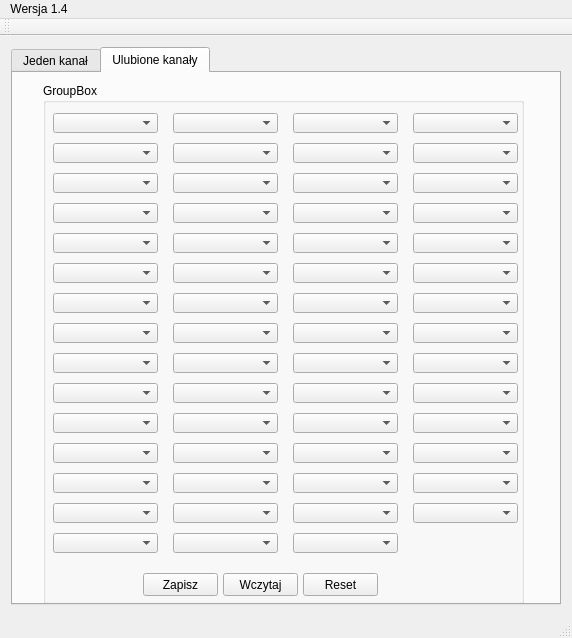
Qt form mainwindow.ui (lukaszres/QProgramTV) before a commit.
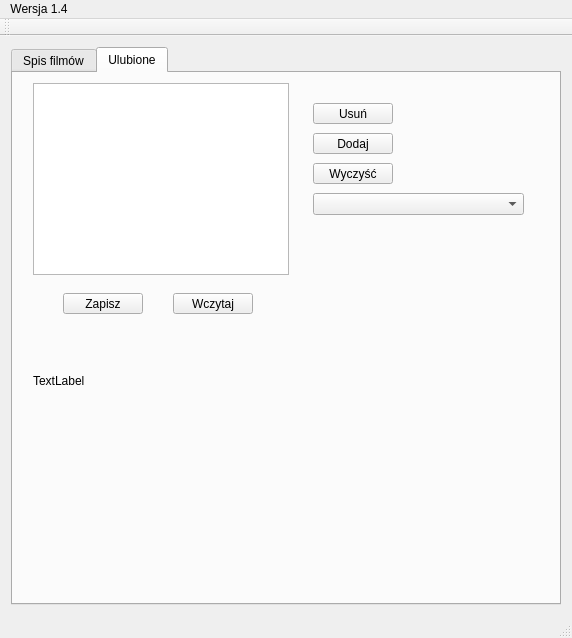
The same form after that commit. The open tabs and pages were chosen to show the change. Icons and pictures are not drawn.

Commit message: Change conception about choice favourites channels.

```diff
--- a/mainwindow.ui
+++ b/mainwindow.ui
@@ -18,6 +18,9 @@
     <normaloff>../../Desktop/cinema-slate_318-1957.jpg</normaloff>../../Desktop/cinema-slate_318-1957.jpg</iconset>
   </property>
   <widget class="QWidget" name="centralWidget">
+   <property name="enabled">
+    <bool>true</bool>
+   </property>
    <layout class="QGridLayout" name="gridLayout">
     <item row="1" column="0">
      <widget class="QTabWidget" name="tabWidget">
@@ -30,7 +33,7 @@
          <normaloff>../build-QProgramTV-Desktop_Qt_5_8_0_MSVC2015_32bit-Release/release/img/singleChannel.png</normaloff>../build-QProgramTV-Desktop_Qt_5_8_0_MSVC2015_32bit-Release/release/img/singleChannel.png</iconset>
        </attribute>
        <attribute name="title">
-        <string>Jeden kanał</string>
+        <string>Spis filmów</string>
        </attribute>
        <layout class="QGridLayout" name="gridLayout_2">
         <item row="0" column="0">
@@ -246,649 +249,117 @@
          <normaloff>../build-QProgramTV-Desktop_Qt_5_8_0_MSVC2015_32bit-Release/release/img/multiChannel.png</normaloff>../build-QProgramTV-Desktop_Qt_5_8_0_MSVC2015_32bit-Release/release/img/multiChannel.png</iconset>
        </attribute>
        <attribute name="title">
-        <string>Ulubione kanały</string>
+        <string>Ulubione</string>
        </attribute>
-       <widget class="QGroupBox" name="groupBox_2">
+       <widget class="QListView" name="listView">
         <property name="geometry">
          <rect>
-          <x>30</x>
+          <x>20</x>
           <y>10</y>
-          <width>481</width>
-          <height>521</height>
+          <width>256</width>
+          <height>192</height>
          </rect>
         </property>
-        <property name="title">
-         <string>GroupBox</string>
+        <property name="editTriggers">
+         <set>QAbstractItemView::NoEditTriggers</set>
         </property>
-        <widget class="QComboBox" name="comboBox_3">
-         <property name="geometry">
-          <rect>
-           <x>10</x>
-           <y>30</y>
-           <width>105</width>
-           <height>20</height>
-          </rect>
-         </property>
-        </widget>
-        <widget class="QComboBox" name="comboBox_4">
-         <property name="geometry">
-          <rect>
-           <x>130</x>
-           <y>30</y>
-           <width>105</width>
-           <height>20</height>
-          </rect>
-         </property>
-        </widget>
-        <widget class="QComboBox" name="comboBox_5">
-         <property name="geometry">
-          <rect>
-           <x>250</x>
-           <y>30</y>
-           <width>105</width>
-           <height>20</height>
-          </rect>
-         </property>
-        </widget>
-        <widget class="QPushButton" name="pushButtonSave">
-         <property name="geometry">
-          <rect>
-           <x>100</x>
-           <y>490</y>
-           <width>75</width>
-           <height>23</height>
-          </rect>
-         </property>
-         <property name="text">
-          <string>Zapisz</string>
-         </property>
-        </widget>
-        <widget class="QComboBox" name="comboBox_6">
-         <property name="geometry">
-          <rect>
-           <x>370</x>
-           <y>30</y>
-           <width>105</width>
-           <height>20</height>
-          </rect>
-         </property>
-        </widget>
-        <widget class="QComboBox" name="comboBox_7">
-         <property name="geometry">
-          <rect>
-           <x>10</x>
-           <y>60</y>
-           <width>105</width>
-           <height>20</height>
-          </rect>
-         </property>
-        </widget>
-        <widget class="QComboBox" name="comboBox_8">
-         <property name="geometry">
-          <rect>
-           <x>130</x>
-           <y>60</y>
-           <width>105</width>
-           <height>20</height>
-          </rect>
-         </property>
-        </widget>
-        <widget class="QComboBox" name="comboBox_9">
-         <property name="geometry">
-          <rect>
-           <x>250</x>
-           <y>60</y>
-           <width>105</width>
-           <height>20</height>
-          </rect>
-         </property>
-        </widget>
-        <widget class="QComboBox" name="comboBox_10">
-         <property name="geometry">
-          <rect>
-           <x>370</x>
-           <y>60</y>
-           <width>105</width>
-           <height>20</height>
-          </rect>
-         </property>
-        </widget>
-        <widget class="QComboBox" name="comboBox_11">
-         <property name="geometry">
-          <rect>
-           <x>10</x>
-           <y>90</y>
-           <width>105</width>
-           <height>20</height>
-          </rect>
-         </property>
-        </widget>
-        <widget class="QComboBox" name="comboBox_12">
-         <property name="geometry">
-          <rect>
-           <x>130</x>
-           <y>90</y>
-           <width>105</width>
-           <height>20</height>
-          </rect>
-         </property>
-        </widget>
-        <widget class="QComboBox" name="comboBox_13">
-         <property name="geometry">
-          <rect>
-           <x>250</x>
-           <y>90</y>
-           <width>105</width>
-           <height>20</height>
-          </rect>
-         </property>
-        </widget>
-        <widget class="QComboBox" name="comboBox_14">
-         <property name="geometry">
-          <rect>
-           <x>370</x>
-           <y>90</y>
-           <width>105</width>
-           <height>20</height>
-          </rect>
-         </property>
-        </widget>
-        <widget class="QComboBox" name="comboBox_15">
-         <property name="geometry">
-          <rect>
-           <x>10</x>
-           <y>120</y>
-           <width>105</width>
-           <height>20</height>
-          </rect>
-         </property>
-        </widget>
-        <widget class="QComboBox" name="comboBox_16">
-         <property name="geometry">
-          <rect>
-           <x>130</x>
-           <y>120</y>
-           <width>105</width>
-           <height>20</height>
-          </rect>
-         </property>
-        </widget>
-        <widget class="QComboBox" name="comboBox_17">
-         <property name="geometry">
-          <rect>
-           <x>250</x>
-           <y>120</y>
-           <width>105</width>
-           <height>20</height>
-          </rect>
-         </property>
-        </widget>
-        <widget class="QComboBox" name="comboBox_18">
-         <property name="geometry">
-          <rect>
-           <x>370</x>
-           <y>120</y>
-           <width>105</width>
-           <height>20</height>
-          </rect>
-         </property>
-        </widget>
-        <widget class="QComboBox" name="comboBox_19">
-         <property name="geometry">
-          <rect>
-           <x>10</x>
-           <y>150</y>
-           <width>105</width>
-           <height>20</height>
-          </rect>
-         </property>
-        </widget>
-        <widget class="QComboBox" name="comboBox_20">
-         <property name="geometry">
-          <rect>
-           <x>130</x>
-           <y>150</y>
-           <width>105</width>
-           <height>20</height>
-          </rect>
-         </property>
-        </widget>
-        <widget class="QComboBox" name="comboBox_21">
-         <property name="geometry">
-          <rect>
-           <x>250</x>
-           <y>150</y>
-           <width>105</width>
-           <height>20</height>
-          </rect>
-         </property>
-        </widget>
-        <widget class="QComboBox" name="comboBox_22">
-         <property name="geometry">
-          <rect>
-           <x>370</x>
-           <y>150</y>
-           <width>105</width>
-           <height>20</height>
-          </rect>
-         </property>
-        </widget>
-        <widget class="QComboBox" name="comboBox_23">
-         <property name="geometry">
-          <rect>
-           <x>10</x>
-           <y>180</y>
-           <width>105</width>
-           <height>20</height>
-          </rect>
-         </property>
-        </widget>
-        <widget class="QComboBox" name="comboBox_24">
-         <property name="geometry">
-          <rect>
-           <x>130</x>
-           <y>180</y>
-           <width>105</width>
-           <height>20</height>
-          </rect>
-         </property>
-        </widget>
-        <widget class="QComboBox" name="comboBox_25">
-         <property name="geometry">
-          <rect>
-           <x>250</x>
-           <y>180</y>
-           <width>105</width>
-           <height>20</height>
-          </rect>
-         </property>
-        </widget>
-        <widget class="QComboBox" name="comboBox_26">
-         <property name="geometry">
-          <rect>
-           <x>370</x>
-           <y>180</y>
-           <width>105</width>
-           <height>20</height>
-          </rect>
-         </property>
-        </widget>
-        <widget class="QComboBox" name="comboBox_27">
-         <property name="geometry">
-          <rect>
-           <x>10</x>
-           <y>210</y>
-           <width>105</width>
-           <height>20</height>
-          </rect>
-         </property>
-        </widget>
-        <widget class="QComboBox" name="comboBox_28">
-         <property name="geometry">
-          <rect>
-           <x>130</x>
-           <y>210</y>
-           <width>105</width>
-           <height>20</height>
-          </rect>
-         </property>
-        </widget>
-        <widget class="QComboBox" name="comboBox_29">
-         <property name="geometry">
-          <rect>
-           <x>250</x>
-           <y>210</y>
-           <width>105</width>
-           <height>20</height>
-          </rect>
-         </property>
-        </widget>
-        <widget class="QComboBox" name="comboBox_30">
-         <property name="geometry">
-          <rect>
-           <x>370</x>
-           <y>210</y>
-           <width>105</width>
-           <height>20</height>
-          </rect>
-         </property>
-        </widget>
-        <widget class="QComboBox" name="comboBox_31">
-         <property name="geometry">
-          <rect>
-           <x>10</x>
-           <y>240</y>
-           <width>105</width>
-           <height>20</height>
-          </rect>
-         </property>
-        </widget>
-        <widget class="QComboBox" name="comboBox_32">
-         <property name="geometry">
-          <rect>
-           <x>130</x>
-           <y>240</y>
-           <width>105</width>
-           <height>20</height>
-          </rect>
-         </property>
-        </widget>
-        <widget class="QComboBox" name="comboBox_33">
-         <property name="geometry">
-          <rect>
-           <x>250</x>
-           <y>240</y>
-           <width>105</width>
-           <height>20</height>
-          </rect>
-         </property>
-        </widget>
-        <widget class="QComboBox" name="comboBox_34">
-         <property name="geometry">
-          <rect>
-           <x>370</x>
-           <y>240</y>
-           <width>105</width>
-           <height>20</height>
-          </rect>
-         </property>
-        </widget>
-        <widget class="QComboBox" name="comboBox_35">
-         <property name="geometry">
-          <rect>
-           <x>10</x>
-           <y>270</y>
-           <width>105</width>
-           <height>20</height>
-          </rect>
-         </property>
-        </widget>
-        <widget class="QComboBox" name="comboBox_36">
-         <property name="geometry">
-          <rect>
-           <x>130</x>
-           <y>270</y>
-           <width>105</width>
-           <height>20</height>
-          </rect>
-         </property>
-        </widget>
-        <widget class="QComboBox" name="comboBox_37">
-         <property name="geometry">
-          <rect>
-           <x>250</x>
-           <y>270</y>
-           <width>105</width>
-           <height>20</height>
-          </rect>
-         </property>
-        </widget>
-        <widget class="QComboBox" name="comboBox_38">
-         <property name="geometry">
-          <rect>
-           <x>370</x>
-           <y>270</y>
-           <width>105</width>
-           <height>20</height>
-          </rect>
-         </property>
-        </widget>
-        <widget class="QComboBox" name="comboBox_39">
-         <property name="geometry">
-          <rect>
-           <x>10</x>
-           <y>300</y>
-           <width>105</width>
-           <height>20</height>
-          </rect>
-         </property>
-        </widget>
-        <widget class="QComboBox" name="comboBox_40">
-         <property name="geometry">
-          <rect>
-           <x>130</x>
-           <y>300</y>
-           <width>105</width>
-           <height>20</height>
-          </rect>
-         </property>
-        </widget>
-        <widget class="QComboBox" name="comboBox_41">
-         <property name="geometry">
-          <rect>
-           <x>250</x>
-           <y>300</y>
-           <width>105</width>
-           <height>20</height>
-          </rect>
-         </property>
-        </widget>
-        <widget class="QComboBox" name="comboBox_42">
-         <property name="geometry">
-          <rect>
-           <x>370</x>
-           <y>300</y>
-           <width>105</width>
-           <height>20</height>
-          </rect>
-         </property>
-        </widget>
-        <widget class="QComboBox" name="comboBox_43">
-         <property name="geometry">
-          <rect>
-           <x>10</x>
-           <y>330</y>
-           <width>105</width>
-           <height>20</height>
-          </rect>
-         </property>
-        </widget>
-        <widget class="QComboBox" name="comboBox_44">
-         <property name="geometry">
-          <rect>
-           <x>130</x>
-           <y>330</y>
-           <width>105</width>
-           <height>20</height>
-          </rect>
-         </property>
-        </widget>
-        <widget class="QComboBox" name="comboBox_45">
-         <property name="geometry">
-          <rect>
-           <x>250</x>
-           <y>330</y>
-           <width>105</width>
-           <height>20</height>
-          </rect>
-         </property>
-        </widget>
-        <widget class="QComboBox" name="comboBox_46">
-         <property name="geometry">
-          <rect>
-           <x>370</x>
-           <y>330</y>
-           <width>105</width>
-           <height>20</height>
-          </rect>
-         </property>
-        </widget>
-        <widget class="QComboBox" name="comboBox_47">
-         <property name="geometry">
-          <rect>
-           <x>10</x>
-           <y>360</y>
-           <width>105</width>
-           <height>20</height>
-          </rect>
-         </property>
-        </widget>
-        <widget class="QComboBox" name="comboBox_48">
-         <property name="geometry">
-          <rect>
-           <x>130</x>
-           <y>360</y>
-           <width>105</width>
-           <height>20</height>
-          </rect>
-         </property>
-        </widget>
-        <widget class="QComboBox" name="comboBox_49">
-         <property name="geometry">
-          <rect>
-           <x>250</x>
-           <y>360</y>
-           <width>105</width>
-           <height>20</height>
-          </rect>
-         </property>
-        </widget>
-        <widget class="QComboBox" name="comboBox_50">
-         <property name="geometry">
-          <rect>
-           <x>370</x>
-           <y>360</y>
-           <width>105</width>
-           <height>20</height>
-          </rect>
-         </property>
-        </widget>
-        <widget class="QComboBox" name="comboBox_51">
-         <property name="geometry">
-          <rect>
-           <x>10</x>
-           <y>390</y>
-           <width>105</width>
-           <height>20</height>
-          </rect>
-         </property>
-        </widget>
-        <widget class="QComboBox" name="comboBox_52">
-         <property name="geometry">
-          <rect>
-           <x>130</x>
-           <y>390</y>
-           <width>105</width>
-           <height>20</height>
-          </rect>
-         </property>
-        </widget>
-        <widget class="QComboBox" name="comboBox_53">
-         <property name="geometry">
-          <rect>
-           <x>250</x>
-           <y>390</y>
-           <width>105</width>
-           <height>20</height>
-          </rect>
-         </property>
-        </widget>
-        <widget class="QComboBox" name="comboBox_54">
-         <property name="geometry">
-          <rect>
-           <x>370</x>
-           <y>390</y>
-           <width>105</width>
-           <height>20</height>
-          </rect>
-         </property>
-        </widget>
-        <widget class="QComboBox" name="comboBox_55">
-         <property name="geometry">
-          <rect>
-           <x>10</x>
-           <y>420</y>
-           <width>105</width>
-           <height>20</height>
-          </rect>
-         </property>
-        </widget>
-        <widget class="QComboBox" name="comboBox_56">
-         <property name="geometry">
-          <rect>
-           <x>130</x>
-           <y>420</y>
-           <width>105</width>
-           <height>20</height>
-          </rect>
-         </property>
-        </widget>
-        <widget class="QComboBox" name="comboBox_57">
-         <property name="geometry">
-          <rect>
-           <x>250</x>
-           <y>420</y>
-           <width>105</width>
-           <height>20</height>
-          </rect>
-         </property>
-        </widget>
-        <widget class="QComboBox" name="comboBox_58">
-         <property name="geometry">
-          <rect>
-           <x>370</x>
-           <y>420</y>
-           <width>105</width>
-           <height>20</height>
-          </rect>
-         </property>
-        </widget>
-        <widget class="QComboBox" name="comboBox_59">
-         <property name="geometry">
-          <rect>
-           <x>10</x>
-           <y>450</y>
-           <width>105</width>
-           <height>20</height>
-          </rect>
-         </property>
-        </widget>
-        <widget class="QComboBox" name="comboBox_60">
-         <property name="geometry">
-          <rect>
-           <x>130</x>
-           <y>450</y>
-           <width>105</width>
-           <height>20</height>
-          </rect>
-         </property>
-        </widget>
-        <widget class="QComboBox" name="comboBox_61">
-         <property name="geometry">
-          <rect>
-           <x>250</x>
-           <y>450</y>
-           <width>105</width>
-           <height>20</height>
-          </rect>
-         </property>
-        </widget>
-        <widget class="QPushButton" name="pushButtonReset">
-         <property name="geometry">
-          <rect>
-           <x>260</x>
-           <y>490</y>
-           <width>75</width>
-           <height>23</height>
-          </rect>
-         </property>
-         <property name="text">
-          <string>Reset</string>
-         </property>
-        </widget>
-        <widget class="QPushButton" name="pushButtonLoad">
-         <property name="geometry">
-          <rect>
-           <x>180</x>
-           <y>490</y>
-           <width>75</width>
-           <height>23</height>
-          </rect>
-         </property>
-         <property name="text">
-          <string>Wczytaj</string>
-         </property>
-        </widget>
+        <property name="selectionMode">
+         <enum>QAbstractItemView::ExtendedSelection</enum>
+        </property>
+       </widget>
+       <widget class="QPushButton" name="pushButtonRemove">
+        <property name="geometry">
+         <rect>
+          <x>300</x>
+          <y>30</y>
+          <width>80</width>
+          <height>21</height>
+         </rect>
+        </property>
+        <property name="text">
+         <string>Usuń</string>
+        </property>
+       </widget>
+       <widget class="QPushButton" name="pushButtonAdd">
+        <property name="geometry">
+         <rect>
+          <x>300</x>
+          <y>60</y>
+          <width>80</width>
+          <height>21</height>
+         </rect>
+        </property>
+        <property name="text">
+         <string>Dodaj</string>
+        </property>
+       </widget>
+       <widget class="QPushButton" name="pushButtonClear">
+        <property name="geometry">
+         <rect>
+          <x>300</x>
+          <y>90</y>
+          <width>80</width>
+          <height>21</height>
+         </rect>
+        </property>
+        <property name="text">
+         <string>Wyczyść</string>
+        </property>
+       </widget>
+       <widget class="QComboBox" name="comboBoxRemained">
+        <property name="geometry">
+         <rect>
+          <x>300</x>
+          <y>120</y>
+          <width>211</width>
+          <height>22</height>
+         </rect>
+        </property>
+       </widget>
+       <widget class="QPushButton" name="pushButtonSaveFavourites">
+        <property name="geometry">
+         <rect>
+          <x>50</x>
+          <y>220</y>
+          <width>80</width>
+          <height>21</height>
+         </rect>
+        </property>
+        <property name="text">
+         <string>Zapisz</string>
+        </property>
+       </widget>
+       <widget class="QPushButton" name="pushButtonLoadFavourites">
+        <property name="geometry">
+         <rect>
+          <x>160</x>
+          <y>220</y>
+          <width>80</width>
+          <height>21</height>
+         </rect>
+        </property>
+        <property name="text">
+         <string>Wczytaj</string>
+        </property>
+       </widget>
+       <widget class="QLabel" name="label_numberOfFavLeftChannels">
+        <property name="geometry">
+         <rect>
+          <x>20</x>
+          <y>300</y>
+          <width>360</width>
+          <height>16</height>
+         </rect>
+        </property>
+        <property name="sizePolicy">
+         <sizepolicy hsizetype="Preferred" vsizetype="Preferred">
+          <horstretch>0</horstretch>
+          <verstretch>0</verstretch>
+         </sizepolicy>
+        </property>
+        <property name="text">
+         <string>TextLabel</string>
+        </property>
        </widget>
       </widget>
      </widget>
```
Left out of the diff: 40 changed lines with no effect on the pictures. The commit also changes 3 other files.
